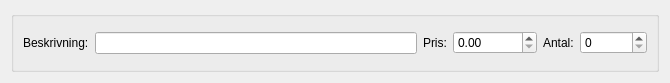
Qt form src/ui/jobform.ui (jonasH/faktureramera) before a commit.
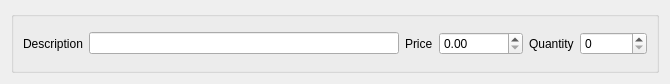
The same form after that commit.

```diff
--- a/src/ui/jobform.ui
+++ b/src/ui/jobform.ui
@@ -7,7 +7,7 @@
     <x>0</x>
     <y>0</y>
     <width>670</width>
-    <height>83</height>
+    <height>84</height>
    </rect>
   </property>
   <property name="windowTitle">
@@ -23,7 +23,7 @@
       <item>
        <widget class="QLabel" name="label">
         <property name="text">
-         <string>Beskrivning:</string>
+         <string>Description</string>
         </property>
        </widget>
       </item>
@@ -33,7 +33,7 @@
       <item>
        <widget class="QLabel" name="label_2">
         <property name="text">
-         <string>Pris:</string>
+         <string>Price</string>
         </property>
        </widget>
       </item>
@@ -53,7 +53,7 @@
       <item>
        <widget class="QLabel" name="label_3">
         <property name="text">
-         <string>Antal:</string>
+         <string>Quantity</string>
         </property>
        </widget>
       </item>
```
